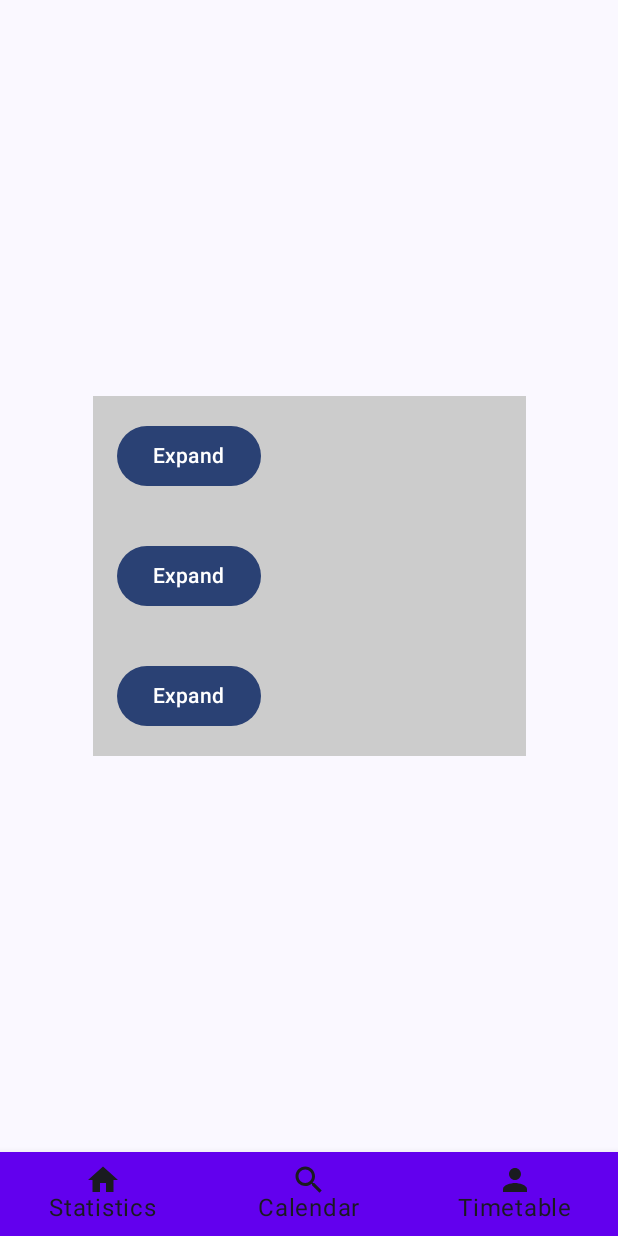
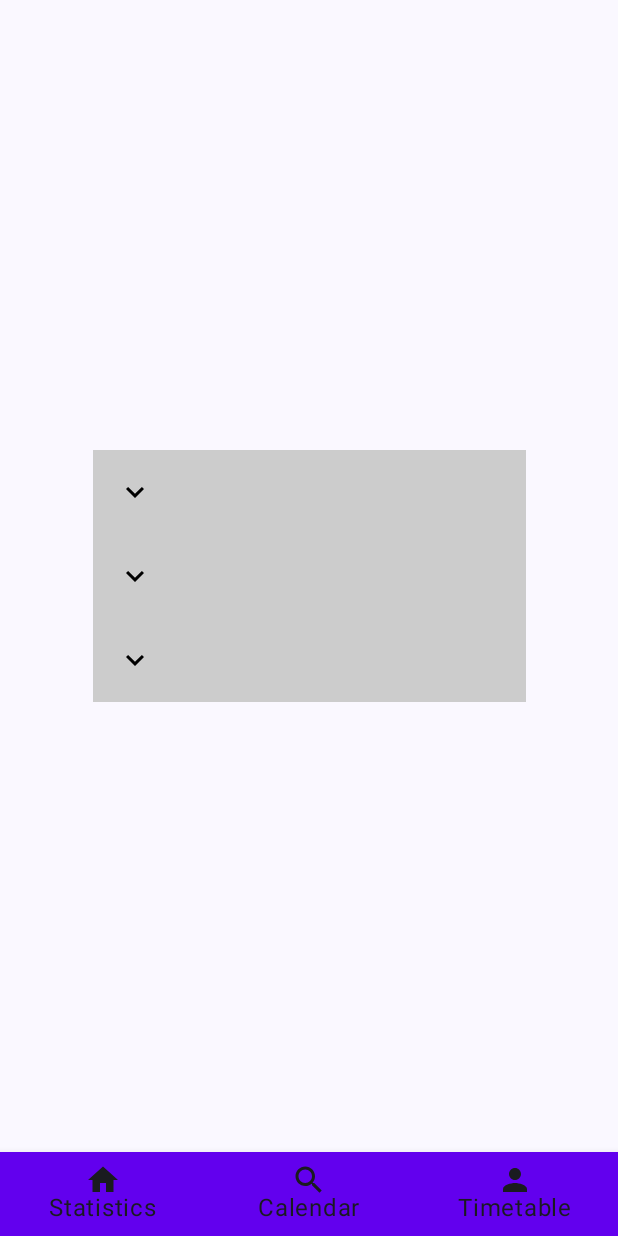
Before and after one commit to BogdanDohtarenko/PetEmotions, an Android app built with Jetpack Compose: the Statistics screen opened through its navigation route, on a phone screen of 412 x 824 dp. Run offline under Robolectric (Android 15) with nearby library versions, the phone set to English and light mode, and no system bars; our stand-ins replace accompanist; libraries missing offline, so code that uses them is left out: com.google.accompanist.navigation.

Commit message:
icons for FoldableBox

```diff
--- a/app/src/main/java/com/ideasapp/petemotions/presentation/ui/reusableElements/FoldableBox.kt
+++ b/app/src/main/java/com/ideasapp/petemotions/presentation/ui/reusableElements/FoldableBox.kt
@@ -1,14 +1,21 @@
 package com.ideasapp.petemotions.presentation.ui.reusableElements
 
+import android.widget.ImageButton
 import androidx.compose.animation.AnimatedVisibility
 import androidx.compose.animation.fadeIn
 import androidx.compose.animation.fadeOut
+import androidx.compose.foundation.Image
 import androidx.compose.foundation.background
+import androidx.compose.foundation.clickable
 import androidx.compose.foundation.layout.Box
 import androidx.compose.foundation.layout.Column
 import androidx.compose.foundation.layout.fillMaxWidth
 import androidx.compose.foundation.layout.padding
+import androidx.compose.material.icons.Icons
+import androidx.compose.material.icons.filled.Home
+import androidx.compose.material.icons.filled.KeyboardArrowDown
 import androidx.compose.material3.Button
+import androidx.compose.material3.MaterialTheme
 import androidx.compose.material3.Text
 import androidx.compose.runtime.Composable
 import androidx.compose.runtime.mutableStateOf
@@ -32,9 +39,11 @@ fun FoldableBox(
         Column(modifier = Modifier
             .fillMaxWidth()
             .padding(16.dp)) {
-            Button(onClick = { isExpanded = !isExpanded }) {
-                Text(if (isExpanded) "Collapse" else "Expand")
-            }
+            Image(
+                imageVector = Icons.Default.KeyboardArrowDown,
+                contentDescription = "expand",
+                modifier = Modifier.clickable{ isExpanded = !isExpanded }
+            )
             AnimatedVisibility(
                 visible = isExpanded,
                 enter = fadeIn(),
--- a/app/src/main/java/com/ideasapp/petemotions/presentation/ui/screens/timetable/TimePicker.kt
+++ b/app/src/main/java/com/ideasapp/petemotions/presentation/ui/screens/timetable/TimePicker.kt
@@ -34,6 +34,7 @@ import com.ideasapp.petemotions.presentation.util.PickerUtil.itemForScrollTo
 import com.ideasapp.petemotions.presentation.util.PickerUtil.pixelsToDp
 
 //TODO bug: cant scroll more than 21
+//TODO add sounds and vibration
 @Composable
 internal fun TimePicker(
     initialHour: Int,
```
Also changed, not shown: app/src/main/java/com/ideasapp/petemotions/presentation/activity/MainActivity.kt (+5 -3 lines).
